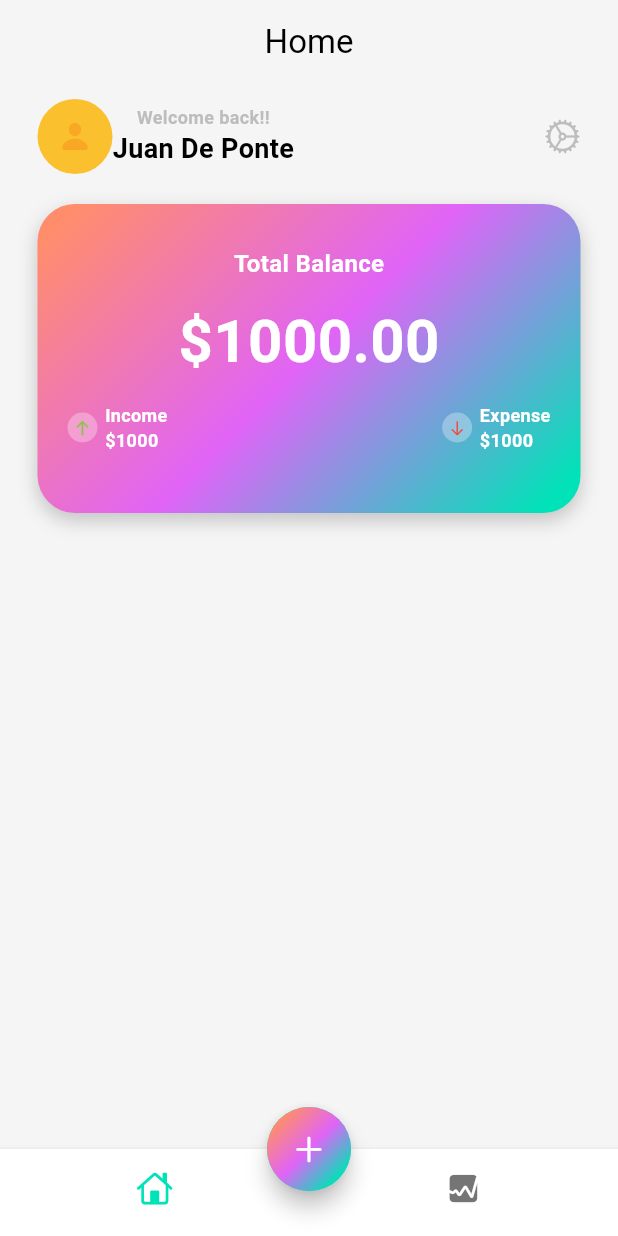
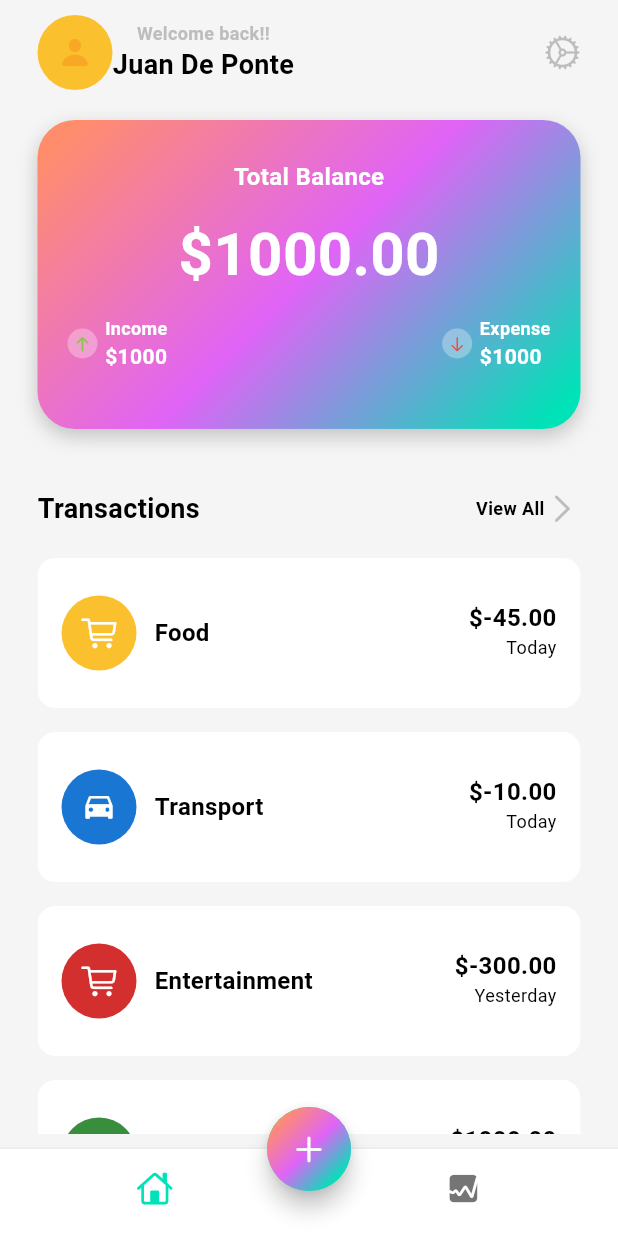
Before and after one commit to DePonteJuan/expense_tracker, a Flutter app: the screen it shows after launch, on a phone screen of 412 x 824 dp. Run offline on Flutter 3.47's test engine with Material 3 defaults, Android fonts, the phone set to English and light mode, and no system bars.

Commit message:
finised home design

```diff
--- /dev/null
+++ b/lib/data/data.dart
@@ -0,0 +1,40 @@
+import 'package:flutter/cupertino.dart';
+import 'package:flutter/material.dart';
+
+List<Map<String, dynamic>> myData = [
+  {
+    "icon": CupertinoIcons.cart,
+    "color": Colors.yellow[700],
+    "name": "Food",
+    "totalAmount": "\$-45.00",
+    "date": "Today",
+  },
+  {
+    "icon": CupertinoIcons.car,
+    "color": Colors.blue[700],
+    "name": "Transport",
+    "totalAmount": "\$-10.00",
+    "date": "Today",
+  },
+  {
+    "icon": CupertinoIcons.cart,
+    "color": Colors.red[700],
+    "name": "Entertainment",
+    "totalAmount": "\$-300.00",
+    "date": "Yesterday",
+  },
+  {
+    "icon": CupertinoIcons.cart,
+    "color": Colors.green[700],
+    "name": "Salary",
+    "totalAmount": "\$1000.00",
+    "date": "Today",
+  },
+  {
+    "icon": CupertinoIcons.cart,
+    "color": Colors.purple[700],
+    "name": "Other",
+    "totalAmount": "\$100.00",
+    "date": "Today",
+  }
+];
--- a/lib/screens/home/views/home_screen.dart
+++ b/lib/screens/home/views/home_screen.dart
@@ -12,10 +12,6 @@ class HomeScreen extends StatelessWidget {
     var theme = Theme.of(context);
 
     return Scaffold(
-      appBar: AppBar(
-        title: const Text('Home'),
-        centerTitle: true,
-      ),
       body: const MainScreen(),
 
       bottomNavigationBar: BottomNavigationBar(
@@ -35,11 +31,12 @@ class HomeScreen extends StatelessWidget {
           padding: const EdgeInsets.all(10),
           decoration: BoxDecoration(
             shape: BoxShape.circle,
-            gradient: LinearGradient(colors: [theme.colorScheme.tertiary,
-             theme.colorScheme.secondary,
-              theme.colorScheme.primary],
-              transform: GradientRotation(pi/4)
-              ),
+            gradient: LinearGradient(
+              colors: [theme.colorScheme.tertiary,
+               theme.colorScheme.secondary,
+                theme.colorScheme.primary],
+              transform: const GradientRotation(pi/4),
+            ),
           ),
           constraints: BoxConstraints.tightFor(width: 60, height: 60),
           child: Icon(CupertinoIcons.add, color: Colors.white),
--- a/lib/screens/home/views/main_screen.dart
+++ b/lib/screens/home/views/main_screen.dart
@@ -2,6 +2,8 @@ import 'dart:math';
 
 import 'package:flutter/cupertino.dart';
 import 'package:flutter/material.dart';
+
+import '../../../data/data.dart';
 
 class MainScreen extends StatelessWidget {
   const MainScreen({super.key});
@@ -112,7 +114,7 @@ class MainScreen extends StatelessWidget {
                               crossAxisAlignment: CrossAxisAlignment.start,
                               children: [
                                 Text('Income', style: TextStyle(color: Colors.white, fontSize: 12, fontWeight: FontWeight.w600),),
-                                Text('\$1000', style: TextStyle(color: Colors.white, fontSize: 12, fontWeight: FontWeight.w600),),
+                                Text('\$1000', style: TextStyle(color: Colors.white, fontSize: 14, fontWeight: FontWeight.w600),),
                               ],
                             )
                           ],
@@ -133,7 +135,7 @@ class MainScreen extends StatelessWidget {
                               crossAxisAlignment: CrossAxisAlignment.start,
                               children: [
                                 Text('Expense', style: TextStyle(color: Colors.white, fontSize: 12, fontWeight: FontWeight.w600),),
-                                Text('\$1000', style: TextStyle(color: Colors.white, fontSize: 12, fontWeight: FontWeight.w600),),
+                                Text('\$1000', style: TextStyle(color: Colors.white, fontSize: 14, fontWeight: FontWeight.w600),),
                               ],
                             )
                           ],
@@ -144,6 +146,81 @@ class MainScreen extends StatelessWidget {
                 ],
               ),
             ),
+            SizedBox(height: 40),
+            Row(
+              mainAxisAlignment: MainAxisAlignment.spaceBetween,
+              children: [
+                Text('Transactions', style: TextStyle(fontSize: 18, fontWeight: FontWeight.w600),),
+                GestureDetector(
+                  onTap: () {
+                    Navigator.push(context, MaterialPageRoute(builder: (context) => Placeholder()));
+                  },
+                  child: Row(
+                    children: [
+                      Text('View All', style: TextStyle(fontSize: 12, fontWeight: FontWeight.w600),),
+                      Icon(CupertinoIcons.chevron_right, color: Theme.of(context).colorScheme.outline,),
+                    ],
+                  ),
+                ),
+              ],
+            ),
+            SizedBox(height: 20),
+            Expanded(
+              child: ListView.builder(
+                itemCount: myData.length,
+                itemBuilder: (context, int index) {
+                  var data = myData[index];
+                  return Padding(
+                    padding: const EdgeInsets.only(bottom: 16.0),
+                    child: Container(
+                      height: 100,
+                      width: MediaQuery.of(context).size.width,
+                      decoration: BoxDecoration(
+                        color: Colors.white,
+                        borderRadius: BorderRadius.circular(12),
+                      ),
+                      child: Padding(
+                        padding: const EdgeInsets.all(16.0),
+                        child: Row(
+                              mainAxisAlignment: MainAxisAlignment.spaceBetween,
+                          children: [
+                            Row(
+                              children: [
+                                Stack(
+                                  alignment: Alignment.center,
+                                  children: [
+                                    Container(
+                                      width: 50,
+                                      height: 50,
+                                      decoration: BoxDecoration(
+                                        shape: BoxShape.circle,
+                                        color: data['color'] as Color,
+                                      ),
+                                    ),
+                                    Icon(data['icon'] as IconData, color: Colors.white,),
+                                  ],
+                                ),
+                                SizedBox(width: 12,),
+                                Text(data['name'] as String, style: TextStyle(fontSize: 16, fontWeight: FontWeight.w600),),
+                              ],
+                            ),
+                            Column(
+                              crossAxisAlignment: CrossAxisAlignment.end,
+                              mainAxisAlignment: MainAxisAlignment.start,
+                              children: [
+                                SizedBox(height: 12,),
+                                Text(data['totalAmount'] as String, style: TextStyle(fontSize: 16, fontWeight: FontWeight.w600),),
+                                Text(data['date'] as String, style: TextStyle(fontSize: 12, fontWeight: FontWeight.w400),),
+                              ],
+                            )
+                          ],
+                        ),
+                      ),
+                    ),
+                  );
+                },
+              ),
+            ),
           ],
         ),
       ),
```
Also changed, not shown: 1 other file.
